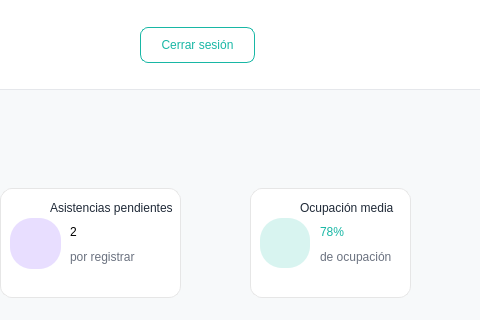
First picture: the form in Proyecto/src/vista/Ui/interfaz_entrenador.ui, repository smonts01/Ingenieria-del-software, before the edit; both pictures show x 720 to 1200 and y 0 to 320 of the 1200 by 700 pixel window.
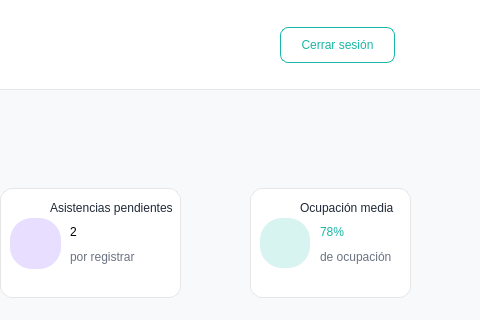
Second picture: the form after the edit. Icons and pictures are not drawn.

What changed in the file:
```diff
--- a/Proyecto/src/vista/Ui/interfaz_entrenador.ui
+++ b/Proyecto/src/vista/Ui/interfaz_entrenador.ui
@@ -151,7 +151,7 @@
     <widget class="QPushButton" name="btnCerrarSesion">
      <property name="geometry">
       <rect>
-       <x>860</x>
+       <x>1000</x>
        <y>27</y>
        <width>115</width>
        <height>36</height>
```
